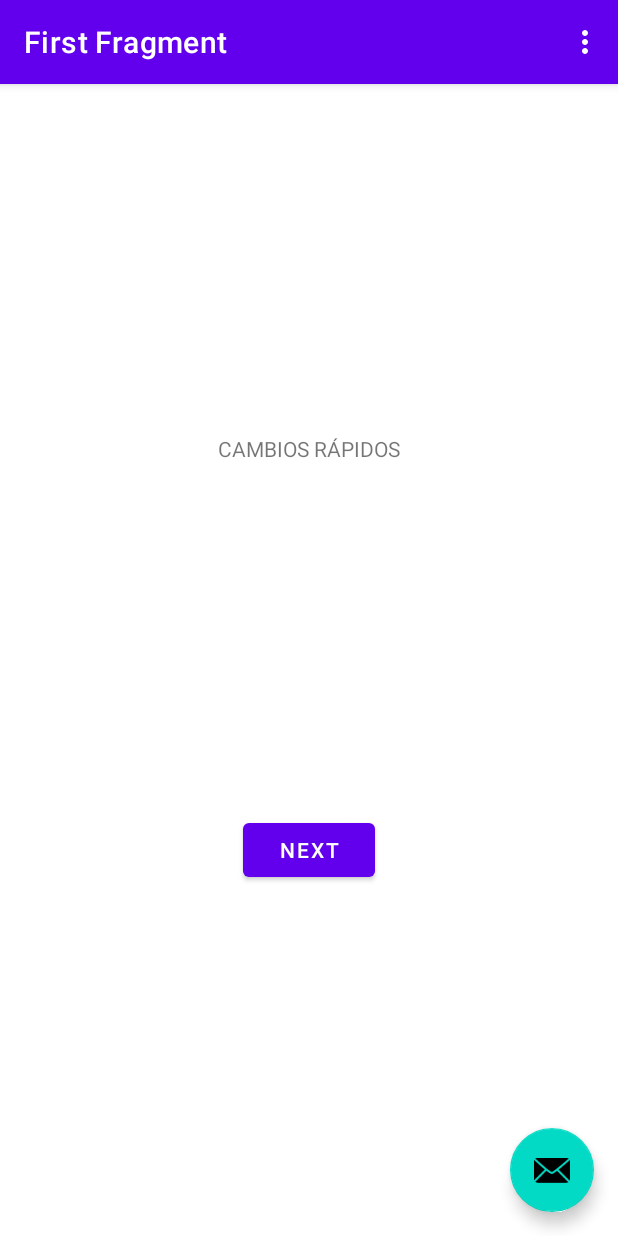
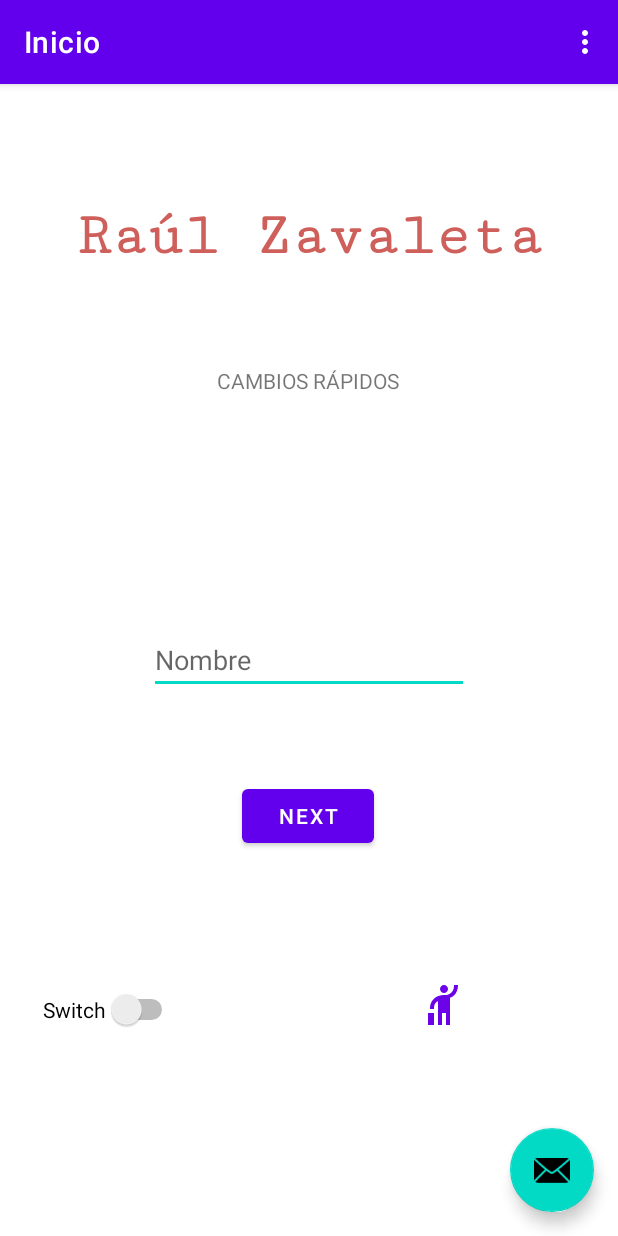
Before and after one commit to zavaletadev/t196-dapps, an Android app: the screen it shows after launch (MainActivity), on a phone screen of 412 x 824 dp. Run offline under Robolectric (Android 15) with nearby library versions, the phone set to English and light mode, and no system bars; our stand-ins replace navigation-ui.

Commit message:
Intro a los layouts y los componentes en android

```diff
--- /dev/null
+++ b/app/src/main/res/drawable/ic_hail_morado.xml
@@ -0,0 +1,5 @@
+<vector android:height="32dp" android:tint="#6B02E8"
+    android:viewportHeight="24" android:viewportWidth="24"
+    android:width="32dp" xmlns:android="http://schemas.android.com/apk/res/android">
+    <path android:fillColor="@android:color/white" android:pathData="M12,6c-1.1,0 -2,-0.9 -2,-2s0.9,-2 2,-2 2,0.9 2,2 -0.9,2 -2,2zM17,2h2v0.4c-0.1,2.2 -0.8,3.9 -2.3,5.1 -0.5,0.4 -1.1,0.7 -1.7,0.9L15,22h-2v-6h-2v6L9,22L9,10.1c-0.3,0.1 -0.5,0.2 -0.6,0.3 -0.9,0.7 -1.39,1.6 -1.4,3.1v0.5L5,14v-0.5c0,-2 0.71,-3.59 2.11,-4.79C8.21,7.81 10,7 12,7s2.68,-0.46 3.48,-1.06C16.48,5.14 17,4 17,2.5L17,2zM4,16h3v6L4,22v-6z"/>
+</vector>
--- a/app/src/main/res/layout/fragment_first.xml
+++ b/app/src/main/res/layout/fragment_first.xml
@@ -12,20 +12,72 @@
         android:layout_width="wrap_content"
         android:layout_height="wrap_content"
         android:text="CAMBIOS RÁPIDOS"
+        app:layout_constraintBottom_toTopOf="@+id/editTextTextPersonName"
+        app:layout_constraintEnd_toEndOf="parent"
+        app:layout_constraintHorizontal_bias="0.498"
+        app:layout_constraintStart_toStartOf="parent"
         app:layout_constraintTop_toTopOf="parent"
-        app:layout_constraintStart_toStartOf="parent"
-        app:layout_constraintEnd_toEndOf="parent"
-        app:layout_constraintBottom_toTopOf="@id/button_first"
-        />
+        app:layout_constraintVertical_bias="0.549" />
 
     <Button
         android:id="@+id/button_first"
         android:layout_width="wrap_content"
         android:layout_height="wrap_content"
         android:text="@string/next"
-        app:layout_constraintTop_toBottomOf="@id/textview_first"
+        app:layout_constraintBottom_toBottomOf="parent"
+        app:layout_constraintEnd_toEndOf="parent"
+        app:layout_constraintHorizontal_bias="0.498"
         app:layout_constraintStart_toStartOf="parent"
+        app:layout_constraintTop_toBottomOf="@id/textview_first" />
+
+    <TextView
+        android:id="@+id/textView"
+        android:layout_width="wrap_content"
+        android:layout_height="wrap_content"
+        android:text="Raúl Zavaleta"
+        android:textColor="#CE5F5A"
+        android:textSize="60px"
+        android:textStyle="bold"
+        android:fontFamily="serif-monospace"
+        app:layout_constraintBottom_toTopOf="@+id/editTextTextPersonName"
         app:layout_constraintEnd_toEndOf="parent"
+        app:layout_constraintStart_toStartOf="parent"
+        app:layout_constraintTop_toTopOf="parent"
+        app:layout_constraintVertical_bias="0.25" />
+
+    <Switch
+        android:id="@+id/switch1"
+        android:layout_width="wrap_content"
+        android:layout_height="wrap_content"
+        android:text="Switch"
         app:layout_constraintBottom_toBottomOf="parent"
-        />
+        app:layout_constraintEnd_toEndOf="parent"
+        app:layout_constraintHorizontal_bias="0.089"
+        app:layout_constraintStart_toStartOf="parent"
+        app:layout_constraintTop_toBottomOf="@+id/button_first"
+        app:layout_constraintVertical_bias="0.398" />
+
+    <EditText
+        android:id="@+id/editTextTextPersonName"
+        android:layout_width="wrap_content"
+        android:layout_height="wrap_content"
+        android:ems="10"
+        android:inputType="phone"
+        android:hint="Nombre"
+        app:layout_constraintBottom_toBottomOf="parent"
+        app:layout_constraintEnd_toEndOf="parent"
+        app:layout_constraintStart_toStartOf="parent"
+        app:layout_constraintTop_toTopOf="parent" />
+
+    <ImageView
+        android:layout_width="wrap_content"
+        android:layout_height="wrap_content"
+        android:src="@drawable/ic_hail_morado"
+        app:layout_constraintBottom_toBottomOf="parent"
+        app:layout_constraintEnd_toEndOf="parent"
+        app:layout_constraintHorizontal_bias="0.618"
+        app:layout_constraintStart_toEndOf="@+id/switch1"
+        app:layout_constraintTop_toBottomOf="@+id/button_first"
+        app:layout_constraintVertical_bias="0.383" />
+
 </androidx.constraintlayout.widget.ConstraintLayout>
--- a/app/src/main/res/navigation/nav_graph.xml
+++ b/app/src/main/res/navigation/nav_graph.xml
@@ -5,10 +5,18 @@
     android:id="@+id/nav_graph"
     app:startDestination="@id/FirstFragment">
 
+    <!--
+    Los id dentro de un elemento XML en android
+    son indexables (referencias a recursos) por lo tanto
+    deben indicarse con la nomenclatura
+    @+id/_NOMBRE_ID
+    **Los ID son irrepetibles en el mismo layout
+    -->
+
     <fragment
         android:id="@+id/FirstFragment"
         android:name="mx.edu.uteq.dapps.holamundo196.FirstFragment"
-        android:label="@string/first_fragment_label"
+        android:label="Inicio"
         tools:layout="@layout/fragment_first" >
 
         <action
@@ -18,7 +26,7 @@
     <fragment
         android:id="@+id/SecondFragment"
         android:name="mx.edu.uteq.dapps.holamundo196.SecondFragment"
-        android:label="@string/second_fragment_label"
+        android:label="Segunda Pantalla"
         tools:layout="@layout/fragment_second" >
 
         <action
```
